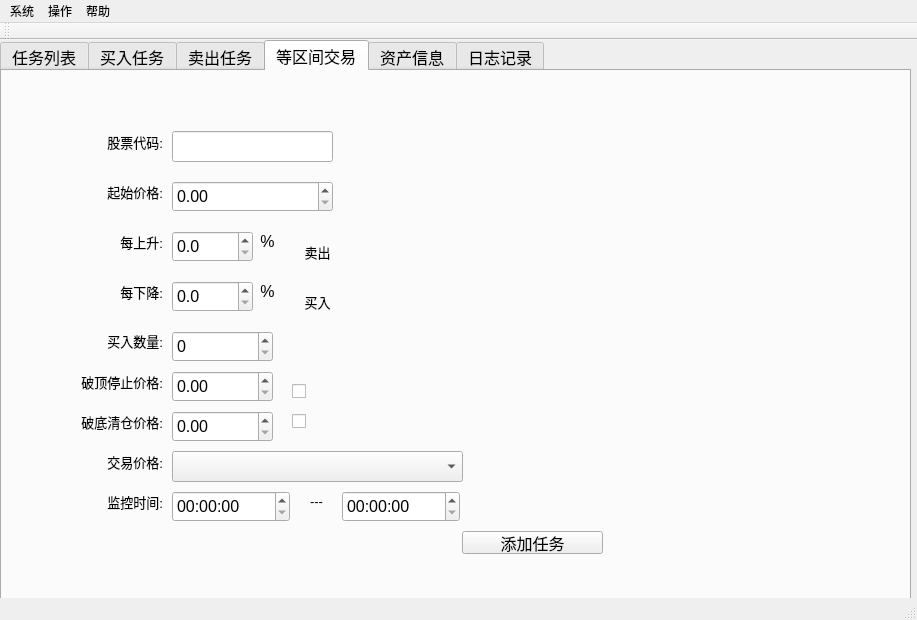
The window that TradeWinner/trade_winner.ui (spartawwy/mytrd_proj) describes before a commit, drawn with Qt 5.
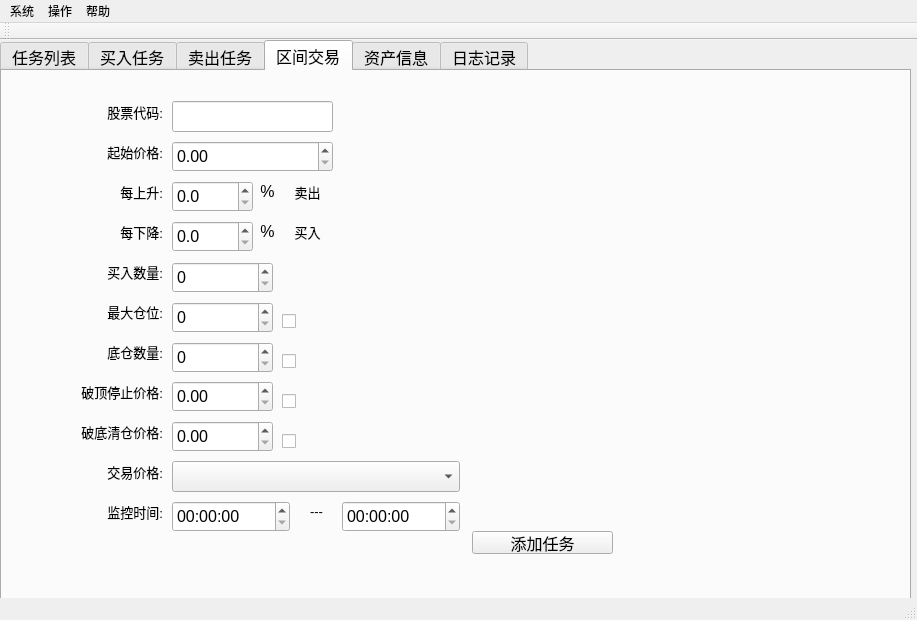
The same window after the commit. The open tabs and pages were chosen to show the change.

What changed in the file:
```diff
--- a/TradeWinner/trade_winner.ui
+++ b/TradeWinner/trade_winner.ui
@@ -1484,13 +1484,13 @@
     </widget>
     <widget class="QWidget" name="tab_eq_section_trd">
      <attribute name="title">
-      <string>等区间交易</string>
+      <string>区间交易</string>
      </attribute>
      <widget class="QLabel" name="label_buytask_stock_2">
       <property name="geometry">
        <rect>
         <x>90</x>
-        <y>60</y>
+        <y>30</y>
         <width>71</width>
         <height>21</height>
        </rect>
@@ -1511,7 +1511,7 @@
       <property name="geometry">
        <rect>
         <x>170</x>
-        <y>60</y>
+        <y>30</y>
         <width>161</width>
         <height>31</height>
        </rect>
@@ -1521,7 +1521,7 @@
       <property name="geometry">
        <rect>
         <x>170</x>
-        <y>110</y>
+        <y>70</y>
         <width>161</width>
         <height>31</height>
        </rect>
@@ -1537,7 +1537,7 @@
       <property name="geometry">
        <rect>
         <x>90</x>
-        <y>110</y>
+        <y>70</y>
         <width>71</width>
         <height>21</height>
        </rect>
@@ -1558,7 +1558,7 @@
       <property name="geometry">
        <rect>
         <x>170</x>
-        <y>160</y>
+        <y>110</y>
         <width>81</width>
         <height>31</height>
        </rect>
@@ -1574,7 +1574,7 @@
       <property name="geometry">
        <rect>
         <x>90</x>
-        <y>160</y>
+        <y>110</y>
         <width>71</width>
         <height>21</height>
        </rect>
@@ -1595,7 +1595,7 @@
       <property name="geometry">
        <rect>
         <x>250</x>
-        <y>160</y>
+        <y>110</y>
         <width>31</width>
         <height>21</height>
        </rect>
@@ -1615,8 +1615,8 @@
      <widget class="QLabel" name="label_raise_percent_sell">
       <property name="geometry">
        <rect>
-        <x>290</x>
-        <y>170</y>
+        <x>280</x>
+        <y>110</y>
         <width>51</width>
         <height>21</height>
        </rect>
@@ -1637,7 +1637,7 @@
       <property name="geometry">
        <rect>
         <x>250</x>
-        <y>210</y>
+        <y>150</y>
         <width>31</width>
         <height>21</height>
        </rect>
@@ -1658,7 +1658,7 @@
       <property name="geometry">
        <rect>
         <x>90</x>
-        <y>210</y>
+        <y>150</y>
         <width>71</width>
         <height>21</height>
        </rect>
@@ -1678,8 +1678,8 @@
      <widget class="QLabel" name="label_raise_percent_buy">
       <property name="geometry">
        <rect>
-        <x>290</x>
-        <y>220</y>
+        <x>280</x>
+        <y>150</y>
         <width>51</width>
         <height>21</height>
        </rect>
@@ -1700,7 +1700,7 @@
       <property name="geometry">
        <rect>
         <x>170</x>
-        <y>210</y>
+        <y>150</y>
         <width>81</width>
         <height>31</height>
        </rect>
@@ -1716,7 +1716,7 @@
       <property name="geometry">
        <rect>
         <x>70</x>
-        <y>380</y>
+        <y>390</y>
         <width>91</width>
         <height>21</height>
        </rect>
@@ -1737,7 +1737,7 @@
       <property name="geometry">
        <rect>
         <x>170</x>
-        <y>420</y>
+        <y>430</y>
         <width>118</width>
         <height>31</height>
        </rect>
@@ -1747,7 +1747,7 @@
       <property name="geometry">
        <rect>
         <x>70</x>
-        <y>420</y>
+        <y>430</y>
         <width>91</width>
         <height>21</height>
        </rect>
@@ -1768,7 +1768,7 @@
       <property name="geometry">
        <rect>
         <x>340</x>
-        <y>420</y>
+        <y>430</y>
         <width>118</width>
         <height>31</height>
        </rect>
@@ -1778,8 +1778,8 @@
       <property name="geometry">
        <rect>
         <x>170</x>
-        <y>380</y>
-        <width>291</width>
+        <y>390</y>
+        <width>288</width>
         <height>31</height>
        </rect>
       </property>
@@ -1788,7 +1788,7 @@
       <property name="geometry">
        <rect>
         <x>300</x>
-        <y>420</y>
+        <y>430</y>
         <width>21</width>
         <height>21</height>
        </rect>
@@ -1809,7 +1809,7 @@
       <property name="geometry">
        <rect>
         <x>70</x>
-        <y>259</y>
+        <y>190</y>
         <width>91</width>
         <height>21</height>
        </rect>
@@ -1830,7 +1830,7 @@
       <property name="geometry">
        <rect>
         <x>170</x>
-        <y>260</y>
+        <y>191</y>
         <width>101</width>
         <height>31</height>
        </rect>
@@ -1839,7 +1839,7 @@
      <widget class="QPushButton" name="pbtn_add_eqsection_task">
       <property name="geometry">
        <rect>
-        <x>460</x>
+        <x>470</x>
         <y>460</y>
         <width>141</width>
         <height>23</height>
@@ -1853,7 +1853,7 @@
       <property name="geometry">
        <rect>
         <x>170</x>
-        <y>300</y>
+        <y>310</y>
         <width>101</width>
         <height>31</height>
        </rect>
@@ -1869,7 +1869,7 @@
       <property name="geometry">
        <rect>
         <x>70</x>
-        <y>300</y>
+        <y>310</y>
         <width>91</width>
         <height>21</height>
        </rect>
@@ -1890,7 +1890,7 @@
       <property name="geometry">
        <rect>
         <x>70</x>
-        <y>340</y>
+        <y>350</y>
         <width>91</width>
         <height>21</height>
        </rect>
@@ -1911,7 +1911,7 @@
       <property name="geometry">
        <rect>
         <x>170</x>
-        <y>340</y>
+        <y>350</y>
         <width>101</width>
         <height>31</height>
        </rect>
@@ -1926,8 +1926,8 @@
      <widget class="QCheckBox" name="cb_min_clear_trigger">
       <property name="geometry">
        <rect>
-        <x>290</x>
-        <y>340</y>
+        <x>280</x>
+        <y>360</y>
         <width>61</width>
         <height>21</height>
        </rect>
@@ -1939,8 +1939,96 @@
      <widget class="QCheckBox" name="cb_max_stop_trigger">
       <property name="geometry">
        <rect>
-        <x>290</x>
-        <y>310</y>
+        <x>280</x>
+        <y>320</y>
+        <width>61</width>
+        <height>21</height>
+       </rect>
+      </property>
+      <property name="text">
+       <string/>
+      </property>
+     </widget>
+     <widget class="QSpinBox" name="spinBox_max_qty">
+      <property name="geometry">
+       <rect>
+        <x>170</x>
+        <y>231</y>
+        <width>101</width>
+        <height>31</height>
+       </rect>
+      </property>
+     </widget>
+     <widget class="QLabel" name="lab_max_quantity">
+      <property name="geometry">
+       <rect>
+        <x>70</x>
+        <y>230</y>
+        <width>91</width>
+        <height>21</height>
+       </rect>
+      </property>
+      <property name="font">
+       <font>
+        <pointsize>10</pointsize>
+       </font>
+      </property>
+      <property name="text">
+       <string>最大仓位:</string>
+      </property>
+      <property name="alignment">
+       <set>Qt::AlignRight|Qt::AlignTrailing|Qt::AlignVCenter</set>
+      </property>
+     </widget>
+     <widget class="QCheckBox" name="cb_max_qty">
+      <property name="geometry">
+       <rect>
+        <x>280</x>
+        <y>240</y>
+        <width>61</width>
+        <height>21</height>
+       </rect>
+      </property>
+      <property name="text">
+       <string/>
+      </property>
+     </widget>
+     <widget class="QLabel" name="lab_min_quantity">
+      <property name="geometry">
+       <rect>
+        <x>70</x>
+        <y>270</y>
+        <width>91</width>
+        <height>21</height>
+       </rect>
+      </property>
+      <property name="font">
+       <font>
+        <pointsize>10</pointsize>
+       </font>
+      </property>
+      <property name="text">
+       <string>底仓数量:</string>
+      </property>
+      <property name="alignment">
+       <set>Qt::AlignRight|Qt::AlignTrailing|Qt::AlignVCenter</set>
+      </property>
+     </widget>
+     <widget class="QSpinBox" name="spinBox_min_qty">
+      <property name="geometry">
+       <rect>
+        <x>170</x>
+        <y>271</y>
+        <width>101</width>
+        <height>31</height>
+       </rect>
+      </property>
+     </widget>
+     <widget class="QCheckBox" name="cb_min_qty">
+      <property name="geometry">
+       <rect>
+        <x>280</x>
+        <y>280</y>
         <width>61</width>
         <height>21</height>
        </rect>
```
Left out of the diff: 6 changed lines with no effect on the pictures.
